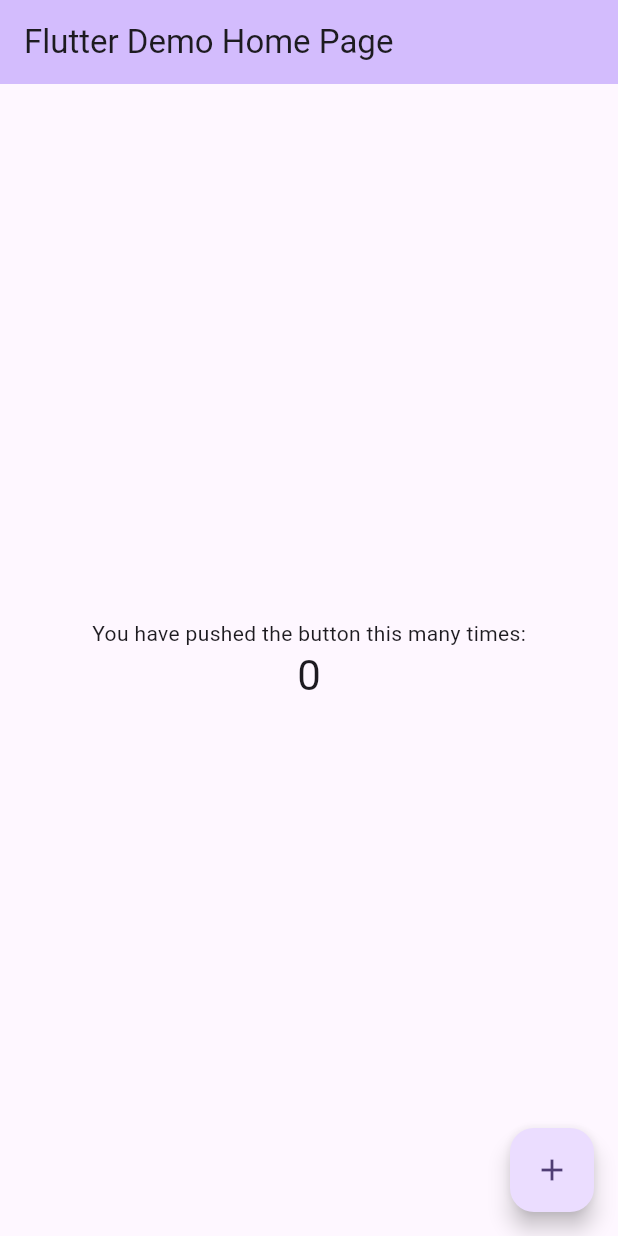
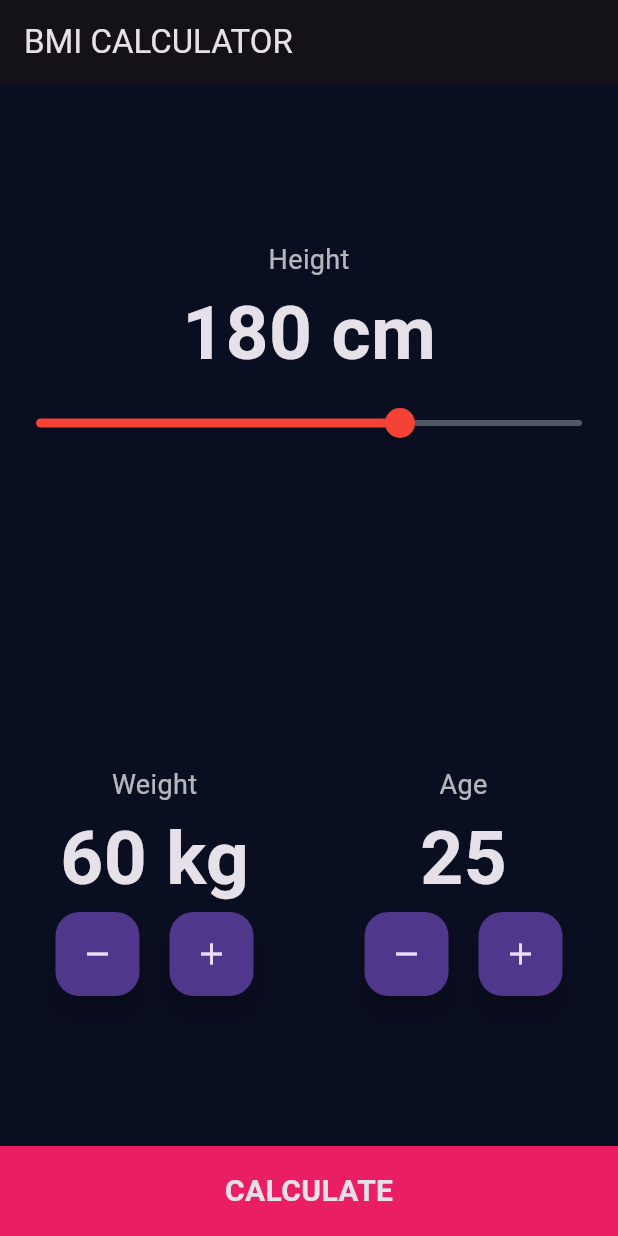
Before and after one commit to nxdinh94/ten_exercise, a Flutter app: the screen it shows after launch, on a phone screen of 412 x 824 dp. Run offline on Flutter 3.47's test engine with Material 3 defaults, Android fonts, the phone set to English and light mode, and no system bars.

Commit message:
finish bmi

```diff
--- /dev/null
+++ b/bmi/lib/bmi_calculator.dart
@@ -0,0 +1,34 @@
+import 'dart:math';
+
+class BMICalculator {
+  final int height;
+  final int weight;
+  double _bmi = 0;
+
+  BMICalculator({required this.height, required this.weight});
+
+  String calculateBMI() {
+    _bmi = weight / pow(height / 100, 2);
+    return _bmi.toStringAsFixed(1);
+  }
+
+  String getResult() {
+    if (_bmi >= 25) {
+      return 'Overweight';
+    } else if (_bmi > 18.5) {
+      return 'Normal';
+    } else {
+      return 'Underweight';
+    }
+  }
+
+  String getInterpretation() {
+    if (_bmi >= 25) {
+      return 'You have a higher than normal body weight. Try to exercise more.';
+    } else if (_bmi > 18.5) {
+      return 'You have a normal body weight. Good job!';
+    } else {
+      return 'You have a lower than normal body weight. You should eat more!';
+    }
+  }
+}
--- a/bmi/lib/main.dart
+++ b/bmi/lib/main.dart
@@ -1,125 +1,198 @@
 import 'package:flutter/material.dart';
+import 'bmi_calculator.dart';
 
 void main() {
-  runApp(const MyApp());
+  runApp(BMICalculatorApp());
 }
 
-class MyApp extends StatelessWidget {
-  const MyApp({super.key});
-
-  // This widget is the root of your application.
+class BMICalculatorApp extends StatelessWidget {
   @override
   Widget build(BuildContext context) {
     return MaterialApp(
-      title: 'Flutter Demo',
-      theme: ThemeData(
-        // This is the theme of your application.
-        //
-        // TRY THIS: Try running your application with "flutter run". You'll see
-        // the application has a purple toolbar. Then, without quitting the app,
-        // try changing the seedColor in the colorScheme below to Colors.green
-        // and then invoke "hot reload" (save your changes or press the "hot
-        // reload" button in a Flutter-supported IDE, or press "r" if you used
-        // the command line to start the app).
-        //
-        // Notice that the counter didn't reset back to zero; the application
-        // state is not lost during the reload. To reset the state, use hot
-        // restart instead.
-        //
-        // This works for code too, not just values: Most code changes can be
-        // tested with just a hot reload.
-        colorScheme: ColorScheme.fromSeed(seedColor: Colors.deepPurple),
-        useMaterial3: true,
+      theme: ThemeData.dark().copyWith(
+        primaryColor: Color(0xFF0A0E21),
+        scaffoldBackgroundColor: Color(0xFF0A0E21),
       ),
-      home: const MyHomePage(title: 'Flutter Demo Home Page'),
+      home: InputPage(),
+      debugShowCheckedModeBanner: false,
     );
   }
 }
 
-class MyHomePage extends StatefulWidget {
-  const MyHomePage({super.key, required this.title});
-
-  // This widget is the home page of your application. It is stateful, meaning
-  // that it has a State object (defined below) that contains fields that affect
-  // how it looks.
-
-  // This class is the configuration for the state. It holds the values (in this
-  // case the title) provided by the parent (in this case the App widget) and
-  // used by the build method of the State. Fields in a Widget subclass are
-  // always marked "final".
-
-  final String title;
-
+class InputPage extends StatefulWidget {
   @override
-  State<MyHomePage> createState() => _MyHomePageState();
+  _InputPageState createState() => _InputPageState();
 }
 
-class _MyHomePageState extends State<MyHomePage> {
-  int _counter = 0;
-
-  void _incrementCounter() {
-    setState(() {
-      // This call to setState tells the Flutter framework that something has
-      // changed in this State, which causes it to rerun the build method below
-      // so that the display can reflect the updated values. If we changed
-      // _counter without calling setState(), then the build method would not be
-      // called again, and so nothing would appear to happen.
-      _counter++;
-    });
-  }
+class _InputPageState extends State<InputPage> {
+  int height = 180;
+  int weight = 60;
+  int age = 25;
 
   @override
   Widget build(BuildContext context) {
-    // This method is rerun every time setState is called, for instance as done
-    // by the _incrementCounter method above.
-    //
-    // The Flutter framework has been optimized to make rerunning build methods
-    // fast, so that you can just rebuild anything that needs updating rather
-    // than having to individually change instances of widgets.
     return Scaffold(
-      appBar: AppBar(
-        // TRY THIS: Try changing the color here to a specific color (to
-        // Colors.amber, perhaps?) and trigger a hot reload to see the AppBar
-        // change color while the other colors stay the same.
-        backgroundColor: Theme.of(context).colorScheme.inversePrimary,
-        // Here we take the value from the MyHomePage object that was created by
-        // the App.build method, and use it to set our appbar title.
-        title: Text(widget.title),
+      appBar: AppBar(title: Text('BMI CALCULATOR')),
+      body: Column(
+        crossAxisAlignment: CrossAxisAlignment.stretch,
+        children: [
+          Expanded(
+            child: Column(
+              mainAxisAlignment: MainAxisAlignment.center,
+              children: [
+                Text('Height', style: TextStyle(fontSize: 18, color: Colors.white70)),
+                Text('$height cm', style: TextStyle(fontSize: 50, fontWeight: FontWeight.bold)),
+                Slider(
+                  value: height.toDouble(),
+                  min: 100,
+                  max: 220,
+                  activeColor: Colors.red,
+                  inactiveColor: Colors.white30,
+                  onChanged: (double newValue) {
+                    setState(() {
+                      height = newValue.round();
+                    });
+                  },
+                ),
+              ],
+            ),
+          ),
+          Expanded(
+            child: Row(
+              children: [
+                Expanded(
+                  child: Column(
+                    mainAxisAlignment: MainAxisAlignment.center,
+                    children: [
+                      Text('Weight', style: TextStyle(fontSize: 18, color: Colors.white70)),
+                      Text('$weight kg', style: TextStyle(fontSize: 50, fontWeight: FontWeight.bold)),
+                      Row(
+                        mainAxisAlignment: MainAxisAlignment.center,
+                        children: [
+                          FloatingActionButton(
+                            heroTag: 'weight-',
+                            child: Icon(Icons.remove),
+                            onPressed: () => setState(() => weight--),
+                          ),
+                          SizedBox(width: 20),
+                          FloatingActionButton(
+                            heroTag: 'weight+',
+                            child: Icon(Icons.add),
+                            onPressed: () => setState(() => weight++),
+                          ),
+                        ],
+                      ),
+                    ],
+                  ),
+                ),
+                Expanded(
+                  child: Column(
+                    mainAxisAlignment: MainAxisAlignment.center,
+                    children: [
+                      Text('Age', style: TextStyle(fontSize: 18, color: Colors.white70)),
+                      Text('$age', style: TextStyle(fontSize: 50, fontWeight: FontWeight.bold)),
+                      Row(
+                        mainAxisAlignment: MainAxisAlignment.center,
+                        children: [
+                          FloatingActionButton(
+                            heroTag: 'age-',
+                            child: Icon(Icons.remove),
+                            onPressed: () => setState(() => age--),
+                          ),
+                          SizedBox(width: 20),
+                          FloatingActionButton(
+                            heroTag: 'age+',
+                            child: Icon(Icons.add),
+                            onPressed: () => setState(() => age++),
+                          ),
+                        ],
+                      ),
+                    ],
+                  ),
+                ),
+              ],
+            ),
+          ),
+          GestureDetector(
+            onTap: () {
+              BMICalculator calc = BMICalculator(height: height, weight: weight);
+              Navigator.push(
+                context,
+                MaterialPageRoute(
+                  builder: (context) => ResultPage(
+                    bmiResult: calc.calculateBMI(),
+                    resultText: calc.getResult(),
+                    interpretation: calc.getInterpretation(),
+                  ),
+                ),
+              );
+            },
+            child: Container(
+              color: Colors.pink,
+              height: 60,
+              child: Center(child: Text('CALCULATE', style: TextStyle(fontSize: 20, fontWeight: FontWeight.bold))),
+            ),
+          ),
+        ],
       ),
-      body: Center(
-        // Center is a layout widget. It takes a single child and positions it
-        // in the middle of the parent.
-        child: Column(
-          // Column is also a layout widget. It takes a list of children and
-          // arranges them vertically. By default, it sizes itself to fit its
-          // children horizontally, and tries to be as tall as its parent.
-          //
-          // Column has various properties to control how it sizes itself and
-          // how it positions its children. Here we use mainAxisAlignment to
-          // center the children vertically; the main axis here is the vertical
-          // axis because Columns are vertical (the cross axis would be
-          // horizontal).
-          //
-          // TRY THIS: Invoke "debug painting" (choose the "Toggle Debug Paint"
-          // action in the IDE, or press "p" in the console), to see the
-          // wireframe for each widget.
-          mainAxisAlignment: MainAxisAlignment.center,
-          children: <Widget>[
-            const Text(
-              'You have pushed the button this many times:',
-            ),
-            Text(
-              '$_counter',
-              style: Theme.of(context).textTheme.headlineMedium,
-            ),
-          ],
-        ),
-      ),
-      floatingActionButton: FloatingActionButton(
-        onPressed: _incrementCounter,
-        tooltip: 'Increment',
-        child: const Icon(Icons.add),
-      ), // This trailing comma makes auto-formatting nicer for build methods.
     );
   }
 }
+
+class ResultPage extends StatelessWidget {
+  final String bmiResult;
+  final String resultText;
+  final String interpretation;
+
+  ResultPage({required this.bmiResult, required this.resultText, required this.interpretation});
+
+  @override
+  Widget build(BuildContext context) {
+    return Scaffold(
+      appBar: AppBar(title: Text('Your Result')),
+      body: Column(
+        mainAxisAlignment: MainAxisAlignment.spaceEvenly,
+        crossAxisAlignment: CrossAxisAlignment.stretch,
+        children: [
+          Expanded(
+            child: Center(
+              child: Text('Your Result', style: TextStyle(fontSize: 40, fontWeight: FontWeight.bold)),
+            ),
+          ),
+          Expanded(
+            flex: 5,
+            child: Container(
+              margin: EdgeInsets.all(15),
+              decoration: BoxDecoration(
+                color: Color(0xFF1D1E33),
+                borderRadius: BorderRadius.circular(10),
+              ),
+              child: Column(
+                mainAxisAlignment: MainAxisAlignment.spaceEvenly,
+                children: [
+                  Text(resultText.toUpperCase(), style: TextStyle(fontSize: 22, color: Colors.green)),
+                  Text(bmiResult, style: TextStyle(fontSize: 80, fontWeight: FontWeight.bold)),
+                  Text(
+                    interpretation,
+                    textAlign: TextAlign.center,
+                    style: TextStyle(fontSize: 18, color: Colors.white70),
+                  ),
+                ],
+              ),
+            ),
+          ),
+          GestureDetector(
+            onTap: () {
+              Navigator.pop(context);
+            },
+            child: Container(
+              color: Colors.pink,
+              height: 60,
+              child: Center(child: Text('RE-CALCULATE', style: TextStyle(fontSize: 20, fontWeight: FontWeight.bold))),
+            ),
+          ),
+        ],
+      ),
+    );
+  }
+}
```
Also changed, not shown: 64 other files.
